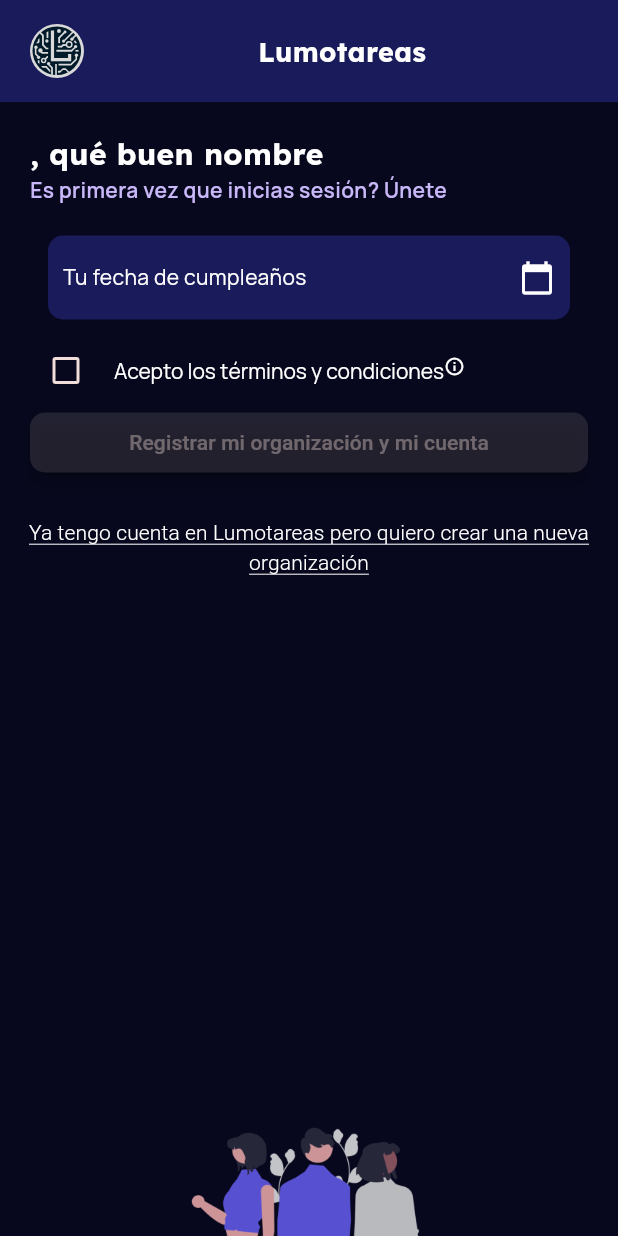
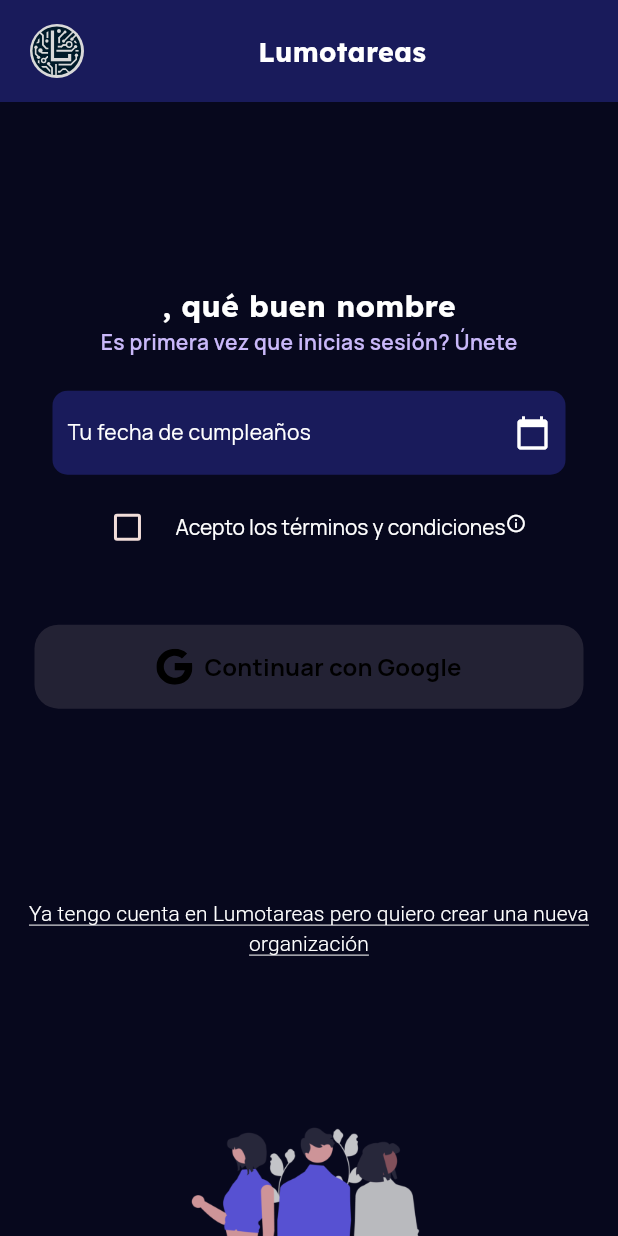
Before and after one commit to moisesnks/lumotareas-mobile-dart, a Flutter app: the NuevaOrgScreen screen opened directly with empty values, on a phone screen of 412 x 824 dp. Run offline on Flutter 3.47's test engine with Material 3 defaults, Android fonts, the phone set to English and light mode, and no system bars; our stand-ins replace auto_size_text, carousel_slider, cloud_firestore, firebase_auth, firebase_core, flutter_speed_dial and 4 more; accounts and stored records are empty.

Commit message:
fix: arreglos en general al registro de sesión se asegura que funciona

```diff
--- a/lib/models/organization.dart
+++ b/lib/models/organization.dart
@@ -31,7 +31,7 @@
   final String nombre;
   final List<String> miembros;
   final Owner owner;
-  final bool vacantes;
+  final String vacantes;
   final Map<String, dynamic> formulario;
   final String descripcion;
   final String imageUrl;
--- a/lib/screens/login_screen/login_screen.dart
+++ b/lib/screens/login_screen/login_screen.dart
@@ -5,7 +5,7 @@
 import 'package:provider/provider.dart';
 import 'package:lumotareas/viewmodels/login_viewmodel.dart';
 import 'package:lumotareas/widgets/welcome_title.dart';
-import '../register_screen/register_form.dart';
+import '../register_form.dart';
 
 class LoginScreen extends StatefulWidget {
   const LoginScreen({super.key});
--- a/lib/screens/main_screen/main_body/descubrir_body/logic.dart
+++ b/lib/screens/main_screen/main_body/descubrir_body/logic.dart
@@ -14,7 +14,7 @@
           'member5',
         ],
         owner: Owner(nombre: 'Owner 1', uid: 'owner1'),
-        vacantes: true,
+        vacantes: "true",
         formulario: {},
         descripcion:
             'Descripción de la organización 1 Descripción de la organización 1Descripción de la organización 1Descripción de la organización 1Descripción de la organización 1Descripción de la organización 1Descripción de la organización 1Descripción de la organización 1Descripción de la organización 1Descripción de la organización 1Descripción de la organización 1Descripción de la organización 1Descripción de la organización 1Descripción de la organización 1Descripción de la organización 1Descripción de la organización 1Descripción de la organización 1Descripción de la organización 1Descripción de la organización 1Descripción de la organización 1Descripción de la organización 1Descripción de la organización 1Descripción de la organización 1Descripción de la organización 1Descripción de la organización 1Descripción de la organización 1Descripción de la organización 1',
@@ -30,7 +30,7 @@
           'member5',
         ],
         owner: Owner(nombre: 'Owner 2', uid: 'owner2'),
-        vacantes: false,
+        vacantes: "false",
         formulario: {},
         descripcion: 'Descripción de la organización 2',
         imageUrl: 'assets/organization_logo.png',
@@ -45,7 +45,7 @@
           'member5',
         ],
         owner: Owner(nombre: 'Owner 3', uid: 'owner3'),
-        vacantes: true,
+        vacantes: "true",
         formulario: {},
         descripcion: 'Descripción de la organización 3',
         imageUrl: 'assets/organization_logo.png',
--- a/lib/screens/main_screen/main_body/profile_body/widgets/history_list.dart
+++ b/lib/screens/main_screen/main_body/profile_body/widgets/history_list.dart
@@ -27,10 +27,10 @@
           itemBuilder: (context, index) {
             final historyItem = history[index];
             return ListTile(
-              title: Text('${historyItem['email']}'),
-              subtitle: Text('${historyItem['userAgent']}'),
+              title: Text(historyItem['email']),
+              subtitle: Text(historyItem['userAgent'].split(' ')[0]),
               trailing: Text(
-                'Fecha: ${Utils.formatToLocalTime(historyItem['created'])}',
+                Utils.formatToLocalTime(historyItem['created']),
               ),
             );
           },
--- a/lib/screens/main_screen/main_body/profile_body/widgets/last_login.dart
+++ b/lib/screens/main_screen/main_body/profile_body/widgets/last_login.dart
@@ -81,13 +81,15 @@
                       const Icon(Icons.phone_android, color: Colors.white),
                       const SizedBox(width: 10),
                       Text(
-                        '${latestHistoryItem['userAgent']}',
+                        latestHistoryItem['userAgent']
+                            .split(' ')[0]
+                            .split('/')[0],
                         style: const TextStyle(color: Colors.white),
                       ),
                     ],
                   ),
                   Text(
-                    'Fecha: ${Utils.formatToLocalTime(latestHistoryItem['created'])}',
+                    Utils.formatToLocalTime(latestHistoryItem['created']),
                     style: const TextStyle(color: Colors.white70),
                   ),
                 ],
--- a/lib/screens/welcome_screen/logic.dart
+++ b/lib/screens/welcome_screen/logic.dart
@@ -1,7 +1,7 @@
 import 'package:flutter/material.dart';
-import 'loading_buscando.dart'; // pantalla de carga
+import 'loading/loading_buscando.dart'; // pantalla de carga
 import 'detalle_org/detalle_org_screen.dart'; // pantalla de detalles
-import '../login_screen.dart'; // pantalla de login
+import '../login_screen/login_screen.dart'; // pantalla de login
 import 'nueva_org/nueva_org_screen.dart'; // pantalla de nueva organización
 import 'package:logger/logger.dart'; // logger
 import 'package:lumotareas/services/organization_service.dart'; // servicio de las organizaciones
--- a/lib/screens/welcome_screen/nueva_org/creando_org/logic.dart
+++ b/lib/screens/welcome_screen/nueva_org/creando_org/logic.dart
@@ -5,7 +5,7 @@
     {
       'titulo': 'Descripción',
       'enunciado': 'Descripción',
-      'tipo': 'texto',
+      'tipo': 'desarrollo',
       'required': true,
     },
     {
@@ -38,7 +38,7 @@
     nombre: respuestas['Nombre de la organización'] ?? orgName ?? '',
     owner: Owner(nombre: orgName, uid: ownerUID ?? ''),
     descripcion: respuestas['Descripción'] ?? '',
-    vacantes: respuestas['¿Tiene vacantes?'] ?? false,
+    vacantes: respuestas['¿Tiene vacantes?'] ?? "false",
     miembros: [ownerUID ?? ''],
     formulario: {},
   );
--- a/lib/screens/welcome_screen/nueva_org/nueva_org_screen.dart
+++ b/lib/screens/welcome_screen/nueva_org/nueva_org_screen.dart
@@ -1,12 +1,14 @@
 import 'package:flutter/material.dart';
+import 'package:flutter_svg/svg.dart';
 import 'package:lumotareas/models/register_form.dart';
+import 'package:lumotareas/widgets/contenedor_widget.dart';
 import 'package:lumotareas/widgets/org_formulario.dart';
 import 'package:provider/provider.dart';
 import 'package:lumotareas/viewmodels/login_viewmodel.dart';
 import 'package:lumotareas/widgets/checkbox_widget.dart';
 import 'package:lumotareas/widgets/header.dart';
 import 'package:logger/logger.dart';
-import 'package:lumotareas/screens/login_screen.dart';
+import 'package:lumotareas/screens/login_screen/login_screen.dart';
 import 'package:lumotareas/extensions/text_styles.dart';
 
 class NuevaOrgScreen extends StatefulWidget {
@@ -155,29 +157,54 @@
                       widget._logger.d('Logo de Lumotareas clickeado');
                     },
                   ),
-                  Padding(
-                    padding: const EdgeInsets.symmetric(horizontal: 20),
-                    child: Column(
-                      crossAxisAlignment: CrossAxisAlignment.start,
+                  Contenedor(
+                    direction: Axis.vertical,
+                    mainAxisAlignment: MainAxisAlignment.spaceEvenly,
+                    crossAxisAlignment: CrossAxisAlignment.center,
+                    height: MediaQuery.of(context).size.height * 0.85,
                     children: [
-                        const SizedBox(height: 20),
+                      Contenedor(
+                        direction: Axis.vertical,
+                        crossAxisAlignment: CrossAxisAlignment.center,
+                        children: [
+                          Contenedor(
+                            direction: Axis.vertical,
+                            crossAxisAlignment: CrossAxisAlignment.center,
+                            children: [
                               renderTitle(),
                               renderSubtitle(),
+                            ],
+                          ),
+                          Contenedor(
+                            padding: const EdgeInsets.symmetric(horizontal: 20),
+                            mainAxisAlignment: MainAxisAlignment.spaceAround,
+                            crossAxisAlignment: CrossAxisAlignment.stretch,
+                            direction: Axis.vertical,
+                            children: [
                               OrgFormulario(
                                 dayController: _dayController,
                                 monthController: _monthController,
                                 yearController: _yearController,
                               ),
+                              Contenedor(
+                                direction: Axis.horizontal,
+                                mainAxisAlignment:
+                                    MainAxisAlignment.spaceAround,
+                                crossAxisAlignment: CrossAxisAlignment.center,
+                                children: [
                                   CheckboxWidget(
                                     onChanged: (isChecked) {
                                       setState(() {
                                         _isChecked = isChecked;
                                       });
-                            widget._logger
-                                .d('Checkbox seleccionado: $isChecked');
+                                      widget._logger.d(
+                                          'Checkbox seleccionado: $isChecked');
                                     },
                                   ),
-                        ElevatedButton(
+                                ],
+                              ),
+                              const SizedBox(height: 40),
+                              ElevatedButton.icon(
                                 onPressed: _canSubmit()
                                     ? () {
                                         widget._logger.d(
@@ -185,31 +212,32 @@
                                         validateForm(); // Llama al método para validar y mostrar el modal si hay errores
                                       }
                                     : null,
-                          style: ButtonStyle(
-                            shape:
-                                WidgetStateProperty.all<RoundedRectangleBorder>(
-                              RoundedRectangleBorder(
-                                borderRadius: BorderRadius.circular(10.0),
+                                style: ElevatedButton.styleFrom(
+                                  padding: const EdgeInsets.symmetric(
+                                      vertical: 16, horizontal: 10),
+                                  shape: RoundedRectangleBorder(
+                                    borderRadius: BorderRadius.circular(16),
                                   ),
+                                  backgroundColor:
+                                      const Color.fromARGB(255, 207, 207, 207),
                                 ),
-                            elevation: WidgetStateProperty.all<double>(4.0),
-                            padding:
-                                WidgetStateProperty.all<EdgeInsetsGeometry>(
-                              const EdgeInsets.all(10.0),
+                                icon: SvgPicture.asset(
+                                  'assets/images/google-svgrepo.svg',
+                                  width: 24,
+                                  height: 24,
                                 ),
-                            minimumSize: WidgetStateProperty.all<Size>(
-                              const Size(double.infinity, 0),
-                            ),
-                          ),
-                          child: const Text(
-                              'Registrar mi organización y mi cuenta'),
+                                label: const Text('Continuar con Google',
+                                    style: TextStyle(
+                                        fontFamily: 'Manrope',
+                                        fontSize: 16,
+                                        fontWeight: FontWeight.bold,
+                                        color: Colors.black)),
                               ),
                             ],
                           ),
+                        ],
                       ),
-                  const SizedBox(height: 20),
-                  Center(
-                    child: TextButton(
+                      TextButton(
                         onPressed: () {
                           widget._logger
                               .d('Botón "Ya tengo cuenta..." presionado');
@@ -233,6 +261,7 @@
                           textAlign: TextAlign.center,
                         ),
                       ),
+                    ],
                   ),
                 ],
               ),
--- a/lib/screens/welcome_screen/welcome_screen.dart
+++ b/lib/screens/welcome_screen/welcome_screen.dart
@@ -1,5 +1,5 @@
 import 'package:flutter/material.dart';
-import 'package:lumotareas/screens/login_screen.dart';
+import 'package:lumotareas/screens/login_screen/login_screen.dart';
 import 'package:lumotareas/services/preferences_service.dart';
 
 import 'logic.dart';
--- a/lib/services/organization_service.dart
+++ b/lib/services/organization_service.dart
@@ -175,6 +175,7 @@
           'success': true,
           'message':
               'Organización creada correctamente con la colección solicitudes y proyectos',
+          'ref': result['documentId'],
         };
       } else {
         return {
--- a/lib/services/user_service.dart
+++ b/lib/services/user_service.dart
@@ -19,12 +19,13 @@
   Usuario? get currentUser => _currentUser;
 
   // Crea una organización y se la asigna al usuario
-  Future<Usuario?> createOrganization(Organization organization) async {
+  Future<Usuario?> createOrganization(
+      String uid, Organization organization) async {
     Map<String, dynamic> result =
         await _organizationService.createOrganization(organization);
     if (result['success']) {
       // Obtener el usuario actual
-      Usuario? user = await getUserByUid(_currentUser!.uid);
+      Usuario? user = await getUserByUid(uid);
       if (user != null) {
         // Agregar la organización al usuario
         user.organizaciones!.add(OrganizacionInterna(
--- a/lib/viewmodels/login_viewmodel.dart
+++ b/lib/viewmodels/login_viewmodel.dart
@@ -44,7 +44,8 @@
 
   Future<void> createOrganization(
       BuildContext context, Organization organization) async {
-    Usuario? user = await _userService.createOrganization(organization);
+    Usuario? user =
+        await _userService.createOrganization(_currentUser!.uid, organization);
     if (user != null) {
       _currentUser = user;
       notifyListeners();
--- a/lib/widgets/form_widget.dart
+++ b/lib/widgets/form_widget.dart
@@ -139,8 +139,8 @@
                     child: PreguntaPage(
                       pregunta: pregunta,
                       respuesta: _respuestas[pregunta['enunciado'].toString()],
-                      onChanged: (value) => _updateRespuesta(
-                          pregunta['enunciado'].toString(), value),
+                      onChanged: (value) =>
+                          _updateRespuesta(pregunta['enunciado'], value),
                     ),
                   );
                 },
```
Also changed, not shown: lib/screens/welcome_screen/detalle_org/widgets/auth_widget.dart (+8 -6 lines), lib/screens/welcome_screen/loading/loading_buscando.dart (added, +44 -0 lines), lib/screens/welcome_screen/nueva_org/loading/loading_creando.dart (deleted, +0 -54 lines), lib/utils/utils.dart (+22 -2 lines), lib/widgets/pregunta_page_widget.dart (+22 -2 lines), lib/screens/register_form.dart (renamed from lib/screens/register_screen/register_form.dart). Lines whose indentation alone changed are shown as unchanged.
